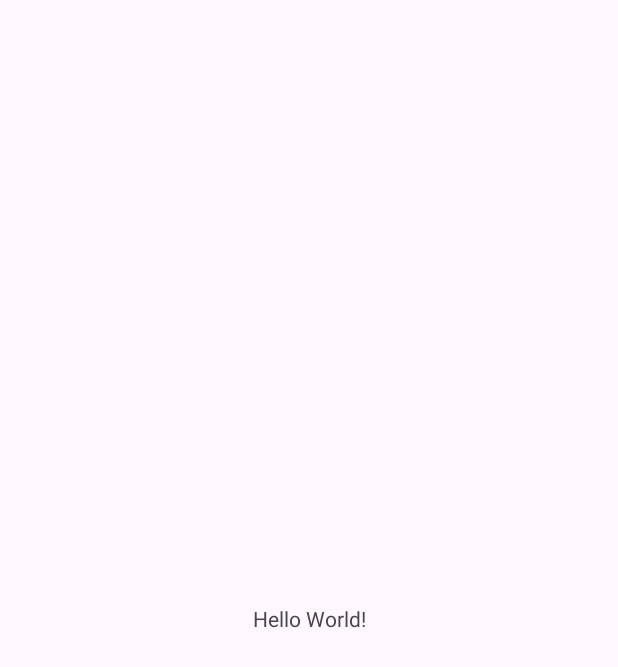
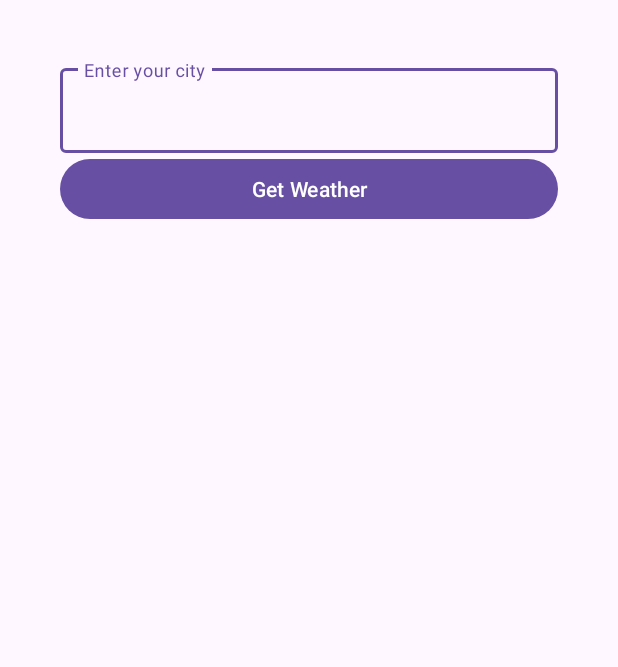
Before and after one commit to katlegokgotse/Weather-App, an Android app: the screen it shows after launch (MainActivity), on a phone screen of 412 x 824 dp. Before the commit the part shown is almost empty. Shown: the top 667 px of the screen. Run offline under Robolectric (Android 15) with nearby library versions, the phone set to English and light mode, and no system bars.

Commit message:
Completed the application

```diff
--- a/application/app/build.gradle.kts
+++ b/application/app/build.gradle.kts
@@ -53,4 +53,8 @@ dependencies {
     // define any required OkHttp artifacts without version
     implementation("com.squareup.okhttp3:okhttp:4.12.0")
     implementation("com.squareup.okhttp3:logging-interceptor")
+
+
+    implementation("org.jetbrains.kotlinx:kotlinx-coroutines-core:1.5.2")
+    implementation("org.jetbrains.kotlinx:kotlinx-coroutines-android:1.5.2")
 }
--- a/application/app/src/main/java/com/example/weatherapp/MainActivity.kt
+++ b/application/app/src/main/java/com/example/weatherapp/MainActivity.kt
@@ -1,20 +1,67 @@
 package com.example.weatherapp
 
 import android.os.Bundle
+import android.widget.Button
+import android.widget.EditText
+import android.widget.Toast
 import androidx.activity.enableEdgeToEdge
 import androidx.appcompat.app.AppCompatActivity
 import androidx.core.view.ViewCompat
 import androidx.core.view.WindowInsetsCompat
+import androidx.lifecycle.lifecycleScope
+import com.example.weatherapp.models.CountryWeather
+import com.example.weatherapp.models.Weather
+import kotlinx.coroutines.Dispatchers
+import kotlinx.coroutines.launch
+import kotlinx.coroutines.withContext
+import retrofit2.Call
+import retrofit2.Callback
+import retrofit2.Response
+
 
 class MainActivity : AppCompatActivity() {
+    private val webAPI : String = "f69bae65c18c82c3db17f0fed4ceefb5"
+    private var location : String = ""
     override fun onCreate(savedInstanceState: Bundle?) {
         super.onCreate(savedInstanceState)
         enableEdgeToEdge()
         setContentView(R.layout.activity_main)
-        ViewCompat.setOnApplyWindowInsetsListener(findViewById(R.id.main)) { v, insets ->
-            val systemBars = insets.getInsets(WindowInsetsCompat.Type.systemBars())
-            v.setPadding(systemBars.left, systemBars.top, systemBars.right, systemBars.bottom)
-            insets
+        val edtLocation = findViewById<EditText>(R.id.edtWeatherInput)
+        val submitButton = findViewById<Button>(R.id.btnGetWeather)
+        submitButton.setOnClickListener {
+
+            location = edtLocation.text.toString().trim()
+            if (location.isNotEmpty()){
+                lifecycleScope.launch(Dispatchers.IO){
+                    fetchWeather(webAPI, location)
+                }
+            }
+        }
+       // fetchWeather(webAPI, location)
+    }
+    private fun fetchWeather(web: String, location: String){
+        val callApi = WeatherApiClient.weatherService.getWeather(location, web)
+        callApi.enqueue(object : Callback<CountryWeather> {
+            override fun onResponse(call: Call<CountryWeather>, response: Response<CountryWeather>) {
+                if (response.isSuccessful){
+                    val weather = response.body()
+                    weather?.let {
+                        val weatherDescription = it.weather[0].description
+                        val weatherTemperature = it.main.temp
+                        val weatherLocation = it.name
+                        val weatherCoordinates = it.coordinates
+                        val isSunRise = it.sys.sunrise
+                        Toast.makeText(this@MainActivity, "$weatherDescription, $weatherTemperature, $weatherLocation, $weatherCoordinates, $isSunRise", Toast.LENGTH_LONG).show();
+                    }
+                }else {
+                    Toast.makeText(this@MainActivity, "Failed to get weather data", Toast.LENGTH_LONG).show()
+                }
+            }
+
+            override fun onFailure(p0: Call<CountryWeather>, t: Throwable) {
+                Toast.makeText(this@MainActivity, "Error: ${t.message}", Toast.LENGTH_LONG).show()
+            }
+
+        })
         }
     }
-}
--- a/application/app/src/main/java/com/example/weatherapp/WeatherServices.kt
+++ b/application/app/src/main/java/com/example/weatherapp/WeatherServices.kt
@@ -8,9 +8,8 @@ import retrofit2.http.Query
 
 interface WeatherServices {
     @GET("weather")
-    suspend fun getWeather(
+    fun getWeather(
         @Query("q") cityName: String,
         @Query("appid") apiKey: String
-    ): Response<CountryWeather>
-
+    ): Call<CountryWeather>
 }
--- a/application/app/src/main/res/layout/activity_main.xml
+++ b/application/app/src/main/res/layout/activity_main.xml
@@ -1,19 +1,29 @@
 <?xml version="1.0" encoding="utf-8"?>
-<androidx.constraintlayout.widget.ConstraintLayout xmlns:android="http://schemas.android.com/apk/res/android"
+<LinearLayout xmlns:android="http://schemas.android.com/apk/res/android"
     xmlns:app="http://schemas.android.com/apk/res-auto"
     xmlns:tools="http://schemas.android.com/tools"
     android:id="@+id/main"
     android:layout_width="match_parent"
     android:layout_height="match_parent"
-    tools:context=".MainActivity">
+    tools:context=".MainActivity"
+    android:orientation="vertical"
+    android:padding="40dp">
 
-    <TextView
-        android:layout_width="wrap_content"
+        <com.google.android.material.textfield.TextInputLayout
+            android:layout_height="wrap_content"
+            android:layout_width="match_parent">
+            <com.google.android.material.textfield.TextInputEditText
+                android:layout_height="match_parent"
+                android:layout_width="match_parent"
+                android:id="@+id/edtWeatherInput"
+                android:autofillHints="postalAddress"
+                android:inputType="text"
+                android:hint="@string/enter_your_city" />
+        </com.google.android.material.textfield.TextInputLayout>
+
+    <Button
+        android:layout_width="match_parent"
         android:layout_height="wrap_content"
-        android:text="Hello World!"
-        app:layout_constraintBottom_toBottomOf="parent"
-        app:layout_constraintEnd_toEndOf="parent"
-        app:layout_constraintStart_toStartOf="parent"
-        app:layout_constraintTop_toTopOf="parent" />
-
-</androidx.constraintlayout.widget.ConstraintLayout>
+        android:text="@string/get_weather"
+        android:id="@+id/btnGetWeather"/>
+</LinearLayout>
--- a/application/app/src/main/res/values/strings.xml
+++ b/application/app/src/main/res/values/strings.xml
@@ -1,3 +1,5 @@
 <resources>
     <string name="app_name">WeatherApp</string>
+    <string name="enter_your_city">Enter your city</string>
+    <string name="get_weather">Get Weather</string>
 </resources>
```
